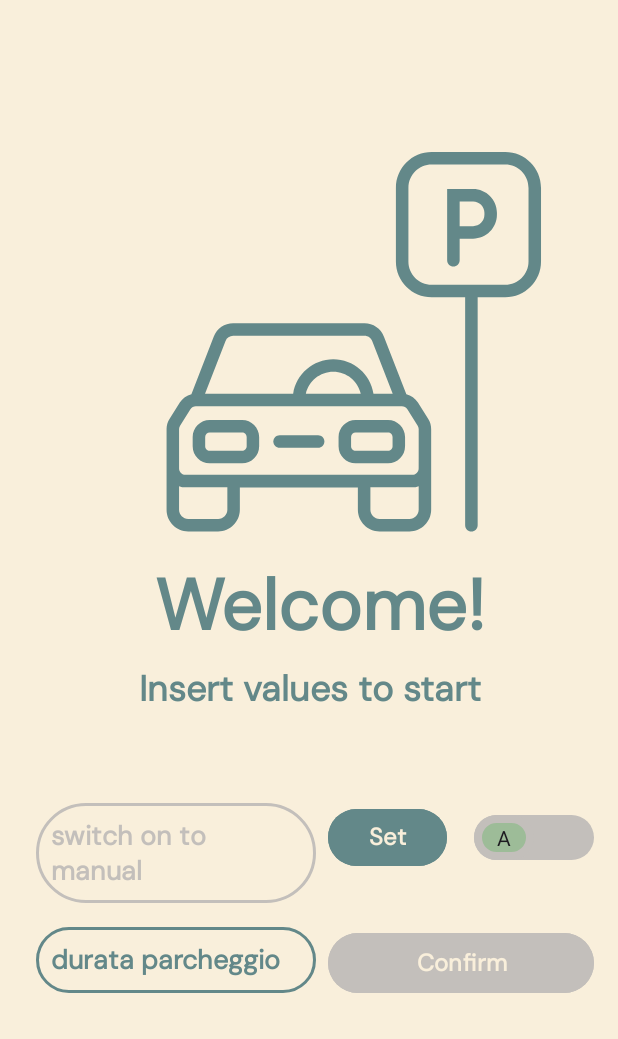
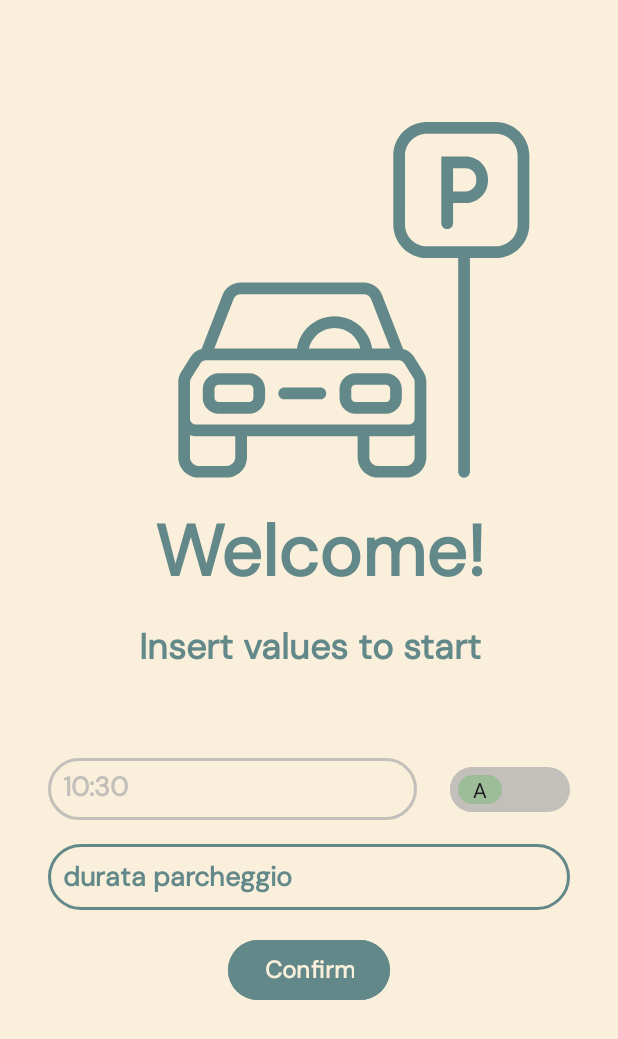
Before and after one commit to beabyrice/Disco_Orario_Sveglia_20, an Android app: the screen it shows after launch (HomeActivity), on a phone screen of 412 x 824 dp. Shown: the top 1039 px of the screen. Run offline under Robolectric (Android 15) with nearby library versions, the phone set to English and light mode, and no system bars; our stand-ins replace Room's generated code.

Commit message:
redesign app

```diff
--- a/app/src/main/java/uni/project/disco_orario_sveglia_20/HomeActivity.kt
+++ b/app/src/main/java/uni/project/disco_orario_sveglia_20/HomeActivity.kt
@@ -14,13 +14,14 @@ import uni.project.disco_orario_sveglia_20.db.ParkingDatabase
 import uni.project.disco_orario_sveglia_20.repository.ParkingRepository
 import uni.project.disco_orario_sveglia_20.viewModel.HomeViewModel
 import uni.project.disco_orario_sveglia_20.viewModel.ViewModelFactory
+import java.time.LocalTime
+import java.time.format.DateTimeFormatter
 
 class HomeActivity : AppCompatActivity() {
 
     private lateinit var viewModel: HomeViewModel
     private lateinit var manualEditText : EditText
     private lateinit var durationEditText : EditText
-    private lateinit var autoBtn : Button
     private lateinit var confirm : Button
     private lateinit var switchCompat : SwitchCompat
 
@@ -33,13 +34,12 @@ class HomeActivity : AppCompatActivity() {
         setUpViewModel()
         viewModel.setFusedLocationProvider(this)
 
-        autoBtn.setOnClickListener {
-            viewModel.setCurrentTime()
-        }
-
-        viewModel = ViewModelProvider(this)[HomeViewModel::class.java]
-
         confirm.setOnClickListener {
+            if(switchCompat.isChecked){
+                viewModel.setTimeFromUser(manualEditText.text.toString())
+            }else{
+                viewModel.setCurrentTime()
+            }
             viewModel.completeSetting(durationEditText.text.toString())
             viewModel.upsertParking()
             val intent = Intent(this, ParkingDataActivity::class.java)
@@ -50,8 +50,8 @@ class HomeActivity : AppCompatActivity() {
 
     private fun setUpViews(){
         manualEditText = findViewById(R.id.manualEditText)
+        manualEditText.hint = LocalTime.now().format(DateTimeFormatter.ofPattern("HH:mm")).toString()
         durationEditText = findViewById(R.id.durationEditText)
-        autoBtn = findViewById(R.id.autoTimeBt)
         confirm = findViewById(R.id.manualTimeBt)
         switchCompat = findViewById(R.id.switch1)
         switchCompat.setThumbResource(R.drawable.switch_thumb_custom)
@@ -75,9 +75,6 @@ class HomeActivity : AppCompatActivity() {
             setHintTextColor(getColor(R.color.disabled))
             background = AppCompatResources.getDrawable(activity,R.drawable.input_bg_disabled)
         }
-
-        autoBtn.isClickable = true
-        autoBtn.background.setTint(getColor(R.color.colorAccent))
     }
 
     private fun enableManualInsertion(activity: Activity) {
@@ -88,9 +85,6 @@ class HomeActivity : AppCompatActivity() {
             setHintTextColor(getColor(R.color.colorAccent))
             background = AppCompatResources.getDrawable(activity,R.drawable.input_barckground)
         }
-
-        autoBtn.isClickable = false
-        autoBtn.background.setTint(getColor(R.color.disabled))
     }
 
     private fun setUpViewModel(){
--- a/app/src/main/java/uni/project/disco_orario_sveglia_20/db/ParkingDao.kt
+++ b/app/src/main/java/uni/project/disco_orario_sveglia_20/db/ParkingDao.kt
@@ -14,6 +14,7 @@ interface ParkingDao {
     @Delete
     suspend fun deleteParkingSession(parkingSession : Parking)
 
+    //TODO: delete id
     @Query("SELECT * FROM parking_session WHERE id = :id")
     suspend fun getParking(id: Int = 0) : Parking
 
--- a/app/src/main/res/layout/activity_main.xml
+++ b/app/src/main/res/layout/activity_main.xml
@@ -11,13 +11,31 @@
     <ImageView
         android:id="@+id/imageView2"
         android:layout_width="0dp"
-        android:layout_height="wrap_content"
+        android:layout_height="240dp"
         android:layout_marginStart="60dp"
-        android:layout_marginTop="100dp"
+        android:layout_marginTop="80dp"
         android:src="@drawable/parking_1641"
+        app:layout_constraintBottom_toTopOf="@+id/textView2"
         app:layout_constraintEnd_toEndOf="parent"
+        app:layout_constraintHorizontal_bias="0.0"
         app:layout_constraintStart_toStartOf="parent"
         app:layout_constraintTop_toTopOf="parent" />
+
+    <TextView
+        android:id="@+id/textView3"
+        android:layout_width="0dp"
+        android:layout_height="wrap_content"
+        android:layout_marginTop="16dp"
+        android:paddingHorizontal="30dp"
+        android:text="Insert values to start"
+        android:textAlignment="center"
+        android:textColor="@color/colorAccent"
+        android:textSize="24sp"
+        android:textStyle="bold"
+        app:layout_constraintEnd_toEndOf="parent"
+        app:layout_constraintHorizontal_bias="0.0"
+        app:layout_constraintStart_toStartOf="parent"
+        app:layout_constraintTop_toBottomOf="@+id/textView2" />
 
     <TextView
         android:id="@+id/textView2"
@@ -30,74 +48,46 @@
         android:textColor="@color/colorAccent"
         android:textSize="48sp"
         android:textStyle="bold"
+        app:layout_constraintBottom_toTopOf="@+id/textView3"
         app:layout_constraintEnd_toEndOf="parent"
+        app:layout_constraintHorizontal_bias="0.0"
         app:layout_constraintStart_toStartOf="parent"
         app:layout_constraintTop_toBottomOf="@+id/imageView2" />
-
-    <TextView
-        android:id="@+id/textView3"
-        android:layout_width="0dp"
-        android:layout_height="wrap_content"
-        android:layout_marginTop="8dp"
-        android:paddingHorizontal="30dp"
-        android:text="Insert values to start"
-        android:textAlignment="center"
-        android:textColor="@color/colorAccent"
-        android:textSize="24sp"
-        android:textStyle="bold"
-        app:layout_constraintEnd_toEndOf="parent"
-        app:layout_constraintStart_toStartOf="parent"
-        app:layout_constraintTop_toBottomOf="@+id/textView2" />
 
     <EditText
         android:id="@+id/manualEditText"
         android:layout_width="0dp"
-        android:layout_height="wrap_content"
-        android:layout_marginStart="24dp"
-        android:layout_marginTop="60dp"
+        android:layout_height="41dp"
+        android:layout_marginStart="32dp"
+        android:layout_marginEnd="8dp"
         android:background="@drawable/input_bg_disabled"
         android:ems="8"
-        android:hint="switch on to manual"
-        android:inputType="none"
         android:focusable="false"
         android:focusableInTouchMode="false"
+        android:inputType="none"
         android:padding="10dp"
         android:textColorHint="#C3BFBB"
         android:textStyle="bold"
+        app:layout_constraintBottom_toBottomOf="@+id/switch1"
+        app:layout_constraintEnd_toStartOf="@+id/switch1"
         app:layout_constraintStart_toStartOf="parent"
-        app:layout_constraintTop_toBottomOf="@+id/textView3" />
-
-    <Button
-        android:id="@+id/autoTimeBt"
-        android:layout_width="79dp"
-        android:layout_height="46dp"
-        android:layout_marginHorizontal="10dp"
-        android:layout_marginStart="8dp"
-        android:layout_marginTop="60dp"
-        android:layout_marginEnd="16dp"
-        android:backgroundTint="@color/colorAccent"
-        android:elevation="30dp"
-        android:text="Set"
-        android:textColor="@color/primaryColor"
-        android:textSize="16sp"
-        android:textStyle="bold"
-        app:layout_constraintEnd_toStartOf="@+id/switch1"
-        app:layout_constraintHorizontal_bias="0.0"
-        app:layout_constraintStart_toEndOf="@+id/manualEditText"
-        app:layout_constraintTop_toBottomOf="@+id/textView3" />
+        app:layout_constraintTop_toTopOf="@+id/switch1" />
 
     <androidx.appcompat.widget.SwitchCompat
         android:id="@+id/switch1"
 
-        android:layout_width="89dp"
-        android:layout_height="45dp"
-        android:layout_marginEnd="16dp"
+        android:layout_width="86dp"
+        android:layout_height="37dp"
+        android:layout_marginStart="8dp"
+        android:layout_marginTop="60dp"
+        android:layout_marginEnd="32dp"
         android:textOff="A"
         android:textOn="M"
         android:thumb="@drawable/switch_thumb_custom"
         android:track="@drawable/switch_track_custom"
         app:layout_constraintEnd_toEndOf="parent"
-        app:layout_constraintTop_toTopOf="@+id/autoTimeBt"
+        app:layout_constraintStart_toEndOf="@+id/manualEditText"
+        app:layout_constraintTop_toBottomOf="@+id/textView3"
         app:showText="true" />
 
     <EditText
@@ -113,26 +103,25 @@
         android:padding="10dp"
         android:textColorHint="@color/colorAccent"
         android:textStyle="bold"
-        app:layout_constraintEnd_toEndOf="@+id/manualEditText"
+        app:layout_constraintEnd_toEndOf="@+id/switch1"
         app:layout_constraintStart_toStartOf="@+id/manualEditText"
         app:layout_constraintTop_toBottomOf="@+id/manualEditText" />
 
     <Button
         android:id="@+id/manualTimeBt"
-        android:layout_width="0dp"
+        android:layout_width="wrap_content"
         android:layout_height="wrap_content"
         android:layout_marginHorizontal="10dp"
-        android:layout_marginStart="8dp"
         android:layout_marginTop="16dp"
         android:layout_weight="1"
-        android:backgroundTint="#C3BFBB"
+        android:backgroundTint="@color/colorAccent"
         android:elevation="30dp"
         android:text="Confirm"
         android:textColor="@color/primaryColor"
         android:textSize="16sp"
         android:textStyle="bold"
-        app:layout_constraintEnd_toEndOf="@+id/switch1"
-        app:layout_constraintStart_toEndOf="@+id/durationEditText"
-        app:layout_constraintTop_toBottomOf="@+id/manualEditText" />
+        app:layout_constraintEnd_toEndOf="@+id/durationEditText"
+        app:layout_constraintStart_toStartOf="@+id/durationEditText"
+        app:layout_constraintTop_toBottomOf="@+id/durationEditText" />
 
 </androidx.constraintlayout.widget.ConstraintLayout>
```
Also changed, not shown: app/src/main/java/uni/project/disco_orario_sveglia_20/alarm/CountDownFragment.kt (+5 -8 lines), app/src/main/java/uni/project/disco_orario_sveglia_20/viewModel/HomeViewModel.kt (+6 -8 lines), app/src/main/java/uni/project/disco_orario_sveglia_20/viewModel/ParkingViewModel.kt (+18 -1 lines), app/src/main/res/layout/fragment_count_down.xml (+26 -3 lines).
